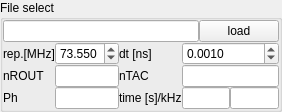
Fluorescence-Tools/chisurf, file mfm/io/spcSampleSelectWidget.ui: the form before one commit.
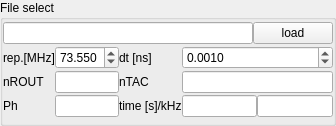
The form after the commit.

Diff of the .ui file:
```diff
--- a/mfm/io/spcSampleSelectWidget.ui
+++ b/mfm/io/spcSampleSelectWidget.ui
@@ -6,8 +6,8 @@
    <rect>
     <x>0</x>
     <y>0</y>
-    <width>272</width>
-    <height>102</height>
+    <width>336</width>
+    <height>126</height>
    </rect>
   </property>
   <property name="windowTitle">
```
Left out of the diff: 22 changed lines with no effect on the pictures.
